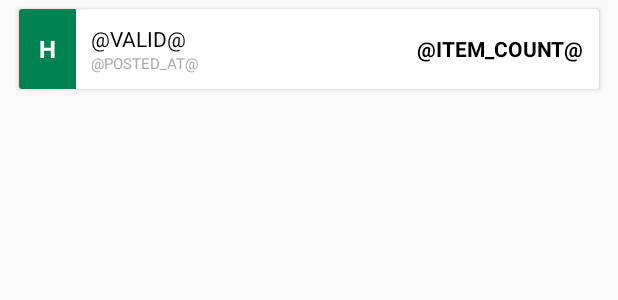
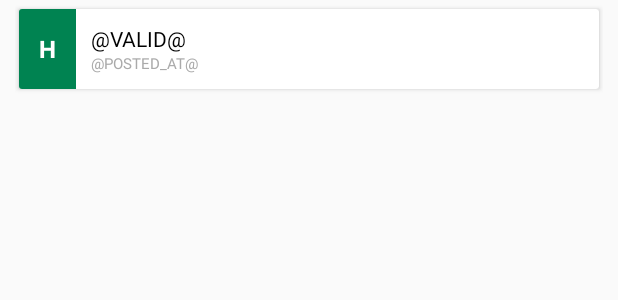
Before and after one commit to szabto/lazac-etlapp, an Android app: the layout list_menu_row.xml on its own in the app's theme, with its tools: preview values and no code run, on a phone screen of 412 x 824 dp. Shown: the top 300 px of the screen. Run offline under Robolectric (Android 15) with nearby library versions, the phone set to English and light mode, and no system bars; network calls fail.

Commit message:
Removed item count from menu list

```diff
--- a/app/src/main/java/com/szabto/lazacetlapp/structures/menu/MenuAdapter.java
+++ b/app/src/main/java/com/szabto/lazacetlapp/structures/menu/MenuAdapter.java
@@ -78,8 +78,7 @@ public class MenuAdapter extends BaseAdapter {
         MenuItem item = (MenuItem) items.get(pos);
         if (item != null) {
             mvh.getDayNameView().setText(item.getDayName());
-            mvh.getItemCountView().setText(String.valueOf(item.getItemCount()));
-            mvh.getPostedAtView().setText(item.getDate());
+            mvh.getPostedAtView().setText(item.getPosted());
             mvh.getValidityView().setText(item.getDate());
         }
     }
--- a/app/src/main/res/layout/list_menu_row.xml
+++ b/app/src/main/res/layout/list_menu_row.xml
@@ -66,15 +66,6 @@
                         android:textSize="10dp" />
                 </LinearLayout>
 
-                <TextView
-                    android:id="@+id/item_count"
-                    android:layout_width="wrap_content"
-                    android:layout_height="wrap_content"
-                    android:text="\@ITEM_COUNT\@"
-                    android:textColor="@android:color/black"
-                    android:textStyle="bold"
-                    android:layout_centerVertical="true"
-                    android:layout_alignParentRight="true"/>
             </RelativeLayout>
         </LinearLayout>
     </android.support.v7.widget.CardView>
```
Also changed, not shown: app/src/main/java/com/szabto/lazacetlapp/structures/menu/MenuViewHolder.java (+0 -10 lines).
